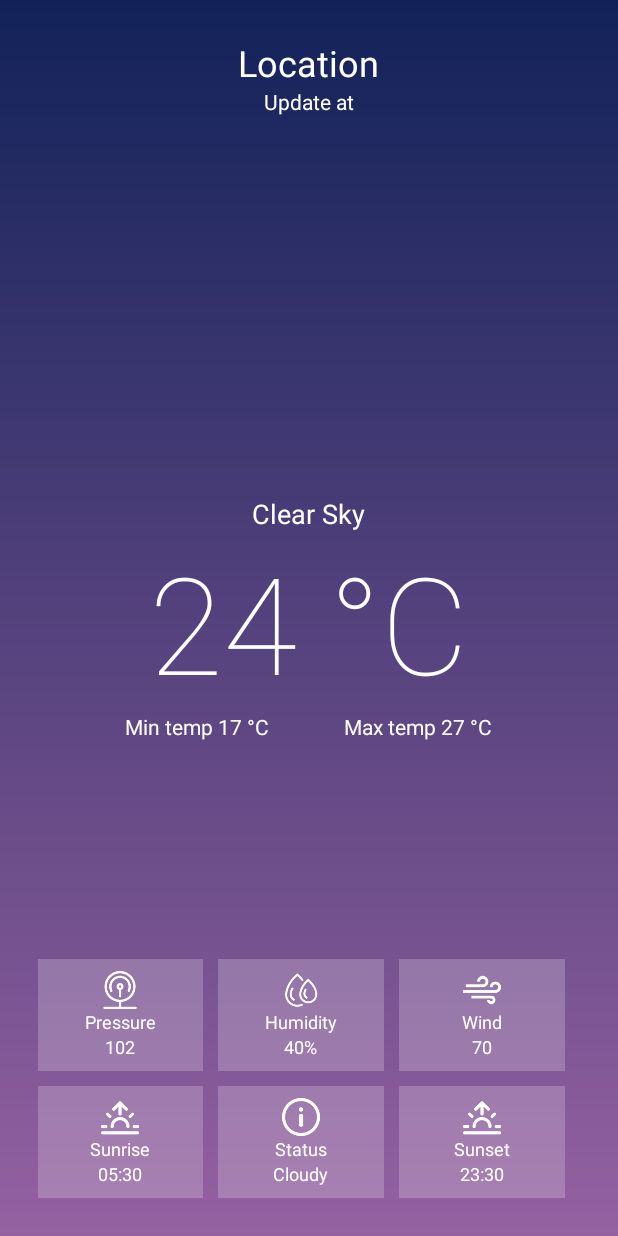
After one commit to NoHop3/RSEP4, an Android app: the layout fragment_details.xml on its own in the app's theme, with its tools: preview values and no code run, on a phone screen of 412 x 824 dp. The commit adds this screen. Run offline under Robolectric (Android 15) with nearby library versions, the phone set to English and light mode, and no system bars.

Commit message:
Adding Details layout

```diff
--- /dev/null
+++ b/app/src/main/res/drawable/gradient_bg.xml
@@ -0,0 +1,12 @@
+<?xml version="1.0" encoding="utf-8"?>
+<shape
+    android:shape="rectangle"
+    xmlns:android="http://schemas.android.com/apk/res/android">
+    <gradient
+        android:angle="90"
+        android:startColor="#9561a1"
+        android:endColor="#122259"
+        android:type="linear">
+
+    </gradient>
+</shape>
--- /dev/null
+++ b/app/src/main/res/layout/fragment_details.xml
@@ -0,0 +1,373 @@
+<?xml version="1.0" encoding="utf-8"?>
+<RelativeLayout xmlns:android="http://schemas.android.com/apk/res/android"
+    xmlns:app="http://schemas.android.com/apk/res-auto"
+    android:id="@+id/details"
+    android:layout_width="match_parent"
+    android:layout_height="match_parent"
+    android:orientation="vertical"
+    android:padding="25dp"
+    android:background="@drawable/gradient_bg">
+
+    <RelativeLayout
+        android:id="@+id/mainContainer"
+        android:layout_width="match_parent"
+        android:layout_height="match_parent">
+
+        <LinearLayout
+            android:id="@+id/addressContainer"
+            android:layout_width="match_parent"
+            android:layout_height="wrap_content"
+            android:gravity="center"
+            android:orientation="vertical">
+
+            <TextView
+                android:id="@+id/address"
+                android:layout_width="wrap_content"
+                android:layout_height="wrap_content"
+                android:text="Location"
+                android:textSize="24sp">
+
+            </TextView>
+
+            <TextView
+                android:id="@+id/update_at"
+                android:layout_width="wrap_content"
+                android:layout_height="wrap_content"
+                android:text="Update at"
+                android:textSize="14sp">
+
+            </TextView>
+            <ImageView
+                android:layout_gravity="center"
+                android:id="@+id/locationImage"
+                android:layout_width="match_parent"
+                android:layout_height="200dp"/>
+        </LinearLayout>
+
+        <LinearLayout
+            android:id="@+id/overviewContainer"
+            android:layout_width="match_parent"
+            android:layout_height="wrap_content"
+            android:layout_centerInParent="true"
+            android:orientation="vertical">
+
+
+
+            <TextView
+                android:id="@+id/status"
+                android:layout_width="wrap_content"
+                android:layout_height="wrap_content"
+                android:layout_gravity="center"
+                android:text="Clear Sky"
+                android:textSize="18sp">
+
+            </TextView>
+
+            <TextView
+                android:id="@+id/temp"
+                android:layout_width="wrap_content"
+                android:layout_height="wrap_content"
+                android:layout_gravity="center"
+                android:fontFamily="sans-serif-thin"
+                android:text="24 °C"
+                android:textSize="90sp">
+
+            </TextView>
+            <LinearLayout
+                android:orientation="horizontal"
+                android:layout_gravity="center"
+                android:layout_width="wrap_content"
+                android:layout_height="wrap_content">
+                <TextView
+                    android:id="@+id/temp_min"
+                    android:layout_width="wrap_content"
+                    android:layout_height="wrap_content"
+                    android:text="Min temp 17 °C">
+
+                </TextView>
+                <Space
+                    android:layout_width="50dp"
+                    android:layout_height="wrap_content">
+
+                </Space>
+                <TextView
+                    android:id="@+id/temp_max"
+                    android:layout_width="wrap_content"
+                    android:layout_height="wrap_content"
+                    android:text="Max temp 27 °C">
+
+                </TextView>
+            </LinearLayout>
+        </LinearLayout>
+        <LinearLayout
+            android:id="@+id/detailsContainer"
+            android:orientation="vertical"
+            android:layout_alignParentBottom="true"
+            android:layout_width="match_parent"
+            android:layout_height="wrap_content">
+            <LinearLayout
+                android:orientation="horizontal"
+                android:weightSum="3"
+                android:layout_width="match_parent"
+                android:layout_height="wrap_content">
+                <LinearLayout
+                    android:orientation="vertical"
+                    android:layout_weight="1"
+                    android:gravity="center"
+                    android:padding="8dp"
+                    android:background="#3CF1EBF1"
+                    android:layout_width="0dp"
+                    android:layout_height="wrap_content">
+                    <ImageView
+                        android:src="@drawable/pressure"
+                        android:layout_width="25dp"
+                        android:layout_height="25dp"
+                        app:tint="#fff">
+
+                    </ImageView>
+                    <Space
+                        android:layout_width="5dp"
+                        android:layout_height="wrap_content">
+
+                    </Space>
+                    <TextView
+                        android:textSize="12sp"
+                        android:text="Pressure"
+                        android:layout_width="wrap_content"
+                        android:layout_height="wrap_content">
+
+                    </TextView>
+                    <TextView
+                        android:id="@+id/pressure"
+                        android:textSize="12sp"
+                        android:text="102"
+                        android:layout_width="wrap_content"
+                        android:layout_height="wrap_content">
+
+                    </TextView>
+                </LinearLayout>
+                <Space
+                    android:layout_width="10dp"
+                    android:layout_height="wrap_content">
+
+                </Space>
+                <LinearLayout
+                    android:orientation="vertical"
+                    android:layout_weight="1"
+                    android:gravity="center"
+                    android:padding="8dp"
+                    android:background="#3CF1EBF1"
+                    android:layout_width="0dp"
+                    android:layout_height="wrap_content">
+                    <ImageView
+                        android:src="@drawable/humidity"
+                        android:layout_width="25dp"
+                        android:layout_height="25dp"
+                        app:tint="#fff">
+
+                    </ImageView>
+                    <Space
+                        android:layout_width="5dp"
+                        android:layout_height="wrap_content">
+
+                    </Space>
+                    <TextView
+                        android:textSize="12sp"
+                        android:text="Humidity"
+                        android:layout_width="wrap_content"
+                        android:layout_height="wrap_content">
+
+                    </TextView>
+                    <TextView
+                        android:id="@+id/humidity"
+                        android:textSize="12sp"
+                        android:text="40%"
+                        android:layout_width="wrap_content"
+                        android:layout_height="wrap_content">
+
+                    </TextView>
+                </LinearLayout>
+                <Space
+                    android:layout_width="10dp"
+                    android:layout_height="wrap_content">
+
+                </Space>
+                <LinearLayout
+                    android:orientation="vertical"
+                    android:layout_weight="1"
+                    android:gravity="center"
+                    android:padding="8dp"
+                    android:background="#3CF1EBF1"
+                    android:layout_width="0dp"
+                    android:layout_height="wrap_content">
+                    <ImageView
+                        android:src="@drawable/wind"
+                        android:layout_width="25dp"
+                        android:layout_height="25dp"
+                        app:tint="#fff">
+
+                    </ImageView>
+                    <Space
+                        android:layout_width="5dp"
+                        android:layout_height="wrap_content">
+
+                    </Space>
+                    <TextView
+                        android:textSize="12sp"
+                        android:text="Wind"
+                        android:layout_width="wrap_content"
+                        android:layout_height="wrap_content">
+
+                    </TextView>
+                    <TextView
+                        android:id="@+id/sunriseTime"
+                        android:textSize="12sp"
+                        android:text="70"
+                        android:layout_width="wrap_content"
+                        android:layout_height="wrap_content">
+
+                    </TextView>
+                </LinearLayout>
+                <Space
+                    android:layout_width="10dp"
+                    android:layout_height="wrap_content">
+
+                </Space>
+            </LinearLayout>
+            <Space
+                android:layout_width="wrap_content"
+                android:layout_height="10sp">
+
+            </Space>
+            <LinearLayout
+                android:orientation="horizontal"
+                android:weightSum="3"
+                android:layout_width="match_parent"
+                android:layout_height="wrap_content">
+                <LinearLayout
+                    android:orientation="vertical"
+                    android:layout_weight="1"
+                    android:gravity="center"
+                    android:padding="8dp"
+                    android:background="#3CF1EBF1"
+                    android:layout_width="0dp"
+                    android:layout_height="wrap_content">
+                    <ImageView
+                        android:src="@drawable/sunrise"
+                        android:layout_width="25dp"
+                        android:layout_height="25dp"
+                        app:tint="#fff">
+
+                    </ImageView>
+                    <Space
+                        android:layout_width="5dp"
+                        android:layout_height="wrap_content">
+
+                    </Space>
+                    <TextView
+                        android:textSize="12sp"
+                        android:text="Sunrise"
+                        android:layout_width="wrap_content"
+                        android:layout_height="wrap_content">
+
+                    </TextView>
+                    <TextView
+                        android:id="@+id/sunrise"
+                        android:textSize="12sp"
+                        android:text="05:30"
+                        android:layout_width="wrap_content"
+                        android:layout_height="wrap_content">
+
+                    </TextView>
+                </LinearLayout>
+                <Space
+                    android:layout_width="10dp"
+                    android:layout_height="wrap_content">
+
+                </Space>
+                <LinearLayout
+                    android:orientation="vertical"
+                    android:layout_weight="1"
+                    android:gravity="center"
+                    android:padding="8dp"
+                    android:background="#3CF1EBF1"
+                    android:layout_width="0dp"
+                    android:layout_height="wrap_content">
+                    <ImageView
+                        android:src="@drawable/info"
+                        android:layout_width="25dp"
+                        android:layout_height="25dp"
+                        app:tint="#fff">
+
+                    </ImageView>
+                    <Space
+                        android:layout_width="5dp"
+                        android:layout_height="wrap_content">
+
+                    </Space>
+                    <TextView
+                        android:textSize="12sp"
+                        android:text="Status"
+                        android:layout_width="wrap_content"
+                        android:layout_height="wrap_content">
+
+                    </TextView>
+                    <TextView
+                        android:id="@+id/info"
+                        android:textSize="12sp"
+                        android:text="Cloudy"
+                        android:layout_width="wrap_content"
+                        android:layout_height="wrap_content">
+
+                    </TextView>
+                </LinearLayout>
+                <Space
+                    android:layout_width="10dp"
+                    android:layout_height="wrap_content">
+
+                </Space>
+                <LinearLayout
+                    android:orientation="vertical"
+                    android:layout_weight="1"
+                    android:gravity="center"
+                    android:padding="8dp"
+                    android:background="#3CF1EBF1"
+                    android:layout_width="0dp"
+                    android:layout_height="wrap_content">
+                    <ImageView
+                        android:src="@drawable/sunrise"
+                        android:layout_width="25dp"
+                        android:layout_height="25dp"
+                        app:tint="#fff">
+
+                    </ImageView>
+                    <Space
+                        android:layout_width="5dp"
+                        android:layout_height="wrap_content">
+
+                    </Space>
+                    <TextView
+                        android:textSize="12sp"
+                        android:text="Sunset"
+                        android:layout_width="wrap_content"
+                        android:layout_height="wrap_content">
+
+                    </TextView>
+                    <TextView
+                        android:id="@+id/sunsetTime"
+                        android:textSize="12sp"
+                        android:text="23:30"
+                        android:layout_width="wrap_content"
+                        android:layout_height="wrap_content">
+
+                    </TextView>
+                </LinearLayout>
+                <Space
+                    android:layout_width="10dp"
+                    android:layout_height="wrap_content">
+
+                </Space>
+            </LinearLayout>
+        </LinearLayout>
+    </RelativeLayout>
+</RelativeLayout>
--- a/app/src/main/res/layout/fragment_main.xml
+++ b/app/src/main/res/layout/fragment_main.xml
@@ -1,18 +1,22 @@
 <?xml version="1.0" encoding="utf-8"?>
-<androidx.constraintlayout.widget.ConstraintLayout xmlns:android="http://schemas.android.com/apk/res/android"
+<RelativeLayout xmlns:android="http://schemas.android.com/apk/res/android"
     xmlns:app="http://schemas.android.com/apk/res-auto"
     xmlns:tools="http://schemas.android.com/tools"
     android:id="@+id/main"
     android:layout_width="match_parent"
     android:layout_height="match_parent"
+    android:orientation="vertical"
+    android:padding="25dp"
+    android:background="@drawable/gradient_bg"
     tools:context=".ui.main.WeatherFragment">
+
+
 
     <androidx.recyclerview.widget.RecyclerView
         android:id="@+id/weatherRecyclerView"
         android:layout_width="match_parent"
         android:layout_height="wrap_content"
-        app:layout_constraintBottom_toBottomOf="parent"
-        app:layout_constraintTop_toTopOf="parent" />
+        />
 
     <TextView
         android:visibility="gone"
@@ -23,8 +27,7 @@
         android:textColor="#000000"
         android:textSize="25sp"
         android:textStyle="bold"
-        app:layout_constraintBottom_toBottomOf="parent"
-        app:layout_constraintTop_toTopOf="parent"/>
+        />
 
 
-</androidx.constraintlayout.widget.ConstraintLayout>
+</RelativeLayout>
--- a/app/src/main/res/values/themes.xml
+++ b/app/src/main/res/values/themes.xml
@@ -1,16 +1,10 @@
 <resources xmlns:tools="http://schemas.android.com/tools">
     <!-- Base application theme. -->
-    <style name="Theme.RSEP4" parent="Theme.MaterialComponents.DayNight.DarkActionBar">
+    <style name="Theme.RSEP4" parent="Theme.AppCompat.Light.NoActionBar">
         <!-- Primary brand color. -->
-        <item name="colorPrimary">@color/purple_500</item>
-        <item name="colorPrimaryVariant">@color/purple_700</item>
-        <item name="colorOnPrimary">@color/white</item>
-        <!-- Secondary brand color. -->
-        <item name="colorSecondary">@color/teal_200</item>
-        <item name="colorSecondaryVariant">@color/teal_700</item>
-        <item name="colorOnSecondary">@color/black</item>
-        <!-- Status bar color. -->
-        <item name="android:statusBarColor" tools:targetApi="l">?attr/colorPrimaryVariant</item>
-        <!-- Customize your theme here. -->
+        <item name="colorPrimary">#122259</item>
+        <item name="colorPrimaryDark">#122259</item>
+        <item name="colorAccent">@color/teal_200</item>
+        <item name="android:textColor">#fff</item>
     </style>
 </resources>
```
Also changed, not shown: app/src/main/res/drawable/humidity.png (added), app/src/main/res/drawable/info.png (added), app/src/main/res/drawable/pressure.png (added), app/src/main/res/drawable/sunrise.png (added), app/src/main/res/drawable/sunset.png (added), app/src/main/res/drawable/wind.png (added), 1 other file.
